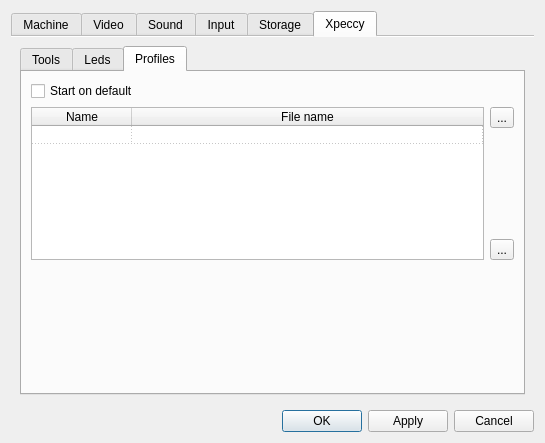
This is ui/setupwin.ui in samstyle/Xpeccy as Qt 5 draws it before an edit. The edited form follows.
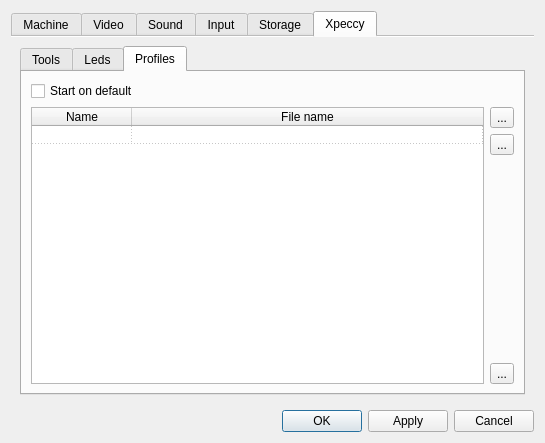
This is the edited form. The open tabs and pages were chosen to show the change. Icons and pictures are not drawn. Custom widgets are drawn as their Qt base class.

Commit message: build 20181215 [+] Fix: draw tiles/sprites above TSConf text layer [+] Some fixes to Options window UI [+] Copying profiles [+] Indicate current profile in list [+] Switch profiles by double clicking on list

```diff
--- a/ui/setupwin.ui
+++ b/ui/setupwin.ui
@@ -2977,7 +2977,7 @@
             <attribute name="title">
              <string>Profiles</string>
             </attribute>
-            <layout class="QVBoxLayout" name="verticalLayout_35">
+            <layout class="QVBoxLayout" name="verticalLayout_35" stretch="0,10">
              <item>
               <layout class="QGridLayout" name="gridLayout_20">
                <item row="0" column="0">
@@ -3068,6 +3068,17 @@
                    </property>
                   </widget>
                  </item>
+                 <item>
+                  <widget class="QToolButton" name="tbCopyProfile">
+                   <property name="text">
+                    <string>...</string>
+                   </property>
+                   <property name="icon">
+                    <iconset resource="../xpeccy.qrc">
+                     <normaloff>:/images/copy.png</normaloff>:/images/copy.png</iconset>
+                   </property>
+                  </widget>
+                 </item>
                  <item>
                   <spacer name="verticalSpacer_15">
                    <property name="orientation">
@@ -3096,19 +3107,6 @@
                </item>
               </layout>
              </item>
-             <item>
-              <spacer name="verticalSpacer_16">
-               <property name="orientation">
-                <enum>Qt::Vertical</enum>
-               </property>
-               <property name="sizeHint" stdset="0">
-                <size>
-                 <width>20</width>
-                 <height>162</height>
-                </size>
-               </property>
-              </spacer>
-             </item>
             </layout>
            </widget>
           </widget>
```
Left out of the diff: 21 changed lines with no effect on the pictures. The commit also changes 11 other files.
